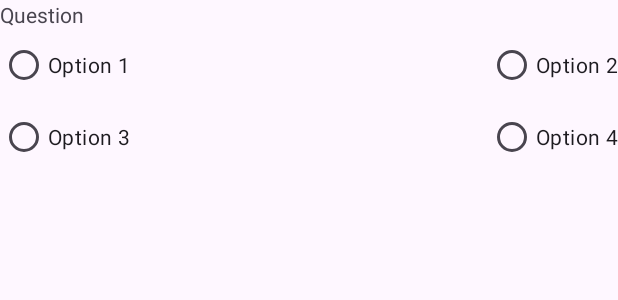
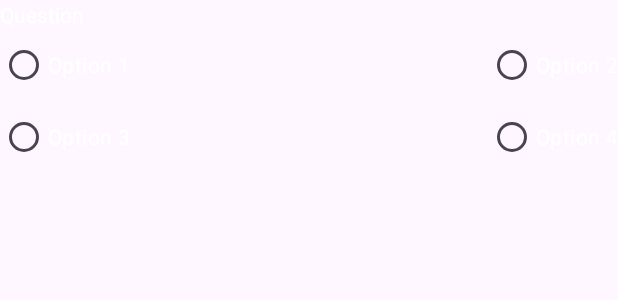
Before and after one commit to BarryHennett/ISCG7424_AndroidAssignment2, an Android app: the layout fragment_question.xml on its own in the app's theme, with its tools: preview values and no code run, on a phone screen of 412 x 824 dp. Shown: the top 300 px of the screen. Run offline under Robolectric (Android 15) with nearby library versions, the phone set to English and light mode, and no system bars.

Commit message:
made interface better

```diff
--- a/app/src/main/res/layout/activity_user_page.xml
+++ b/app/src/main/res/layout/activity_user_page.xml
@@ -18,13 +18,7 @@
         android:layout_marginTop="20dp"
         android:gravity="center_vertical">
 
-        <Button
-            android:id="@+id/userbtnreturn"
-            style="@style/Widget.Material3.Button.ElevatedButton"
-            android:layout_width="wrap_content"
-            android:layout_height="wrap_content"
-            android:text="Return"
-            />
+
 
         <Space
             android:layout_width="0dp"
--- a/app/src/main/res/layout/fragment_question.xml
+++ b/app/src/main/res/layout/fragment_question.xml
@@ -8,7 +8,8 @@
         android:id="@+id/questiontext"
         android:layout_width="wrap_content"
         android:layout_height="wrap_content"
-        android:text="Question" />
+        android:text="Question"
+        android:textColor="#FFFFFF"/>
 
     <LinearLayout
         android:layout_width="match_parent"
@@ -20,14 +21,16 @@
             android:layout_width="wrap_content"
             android:layout_height="wrap_content"
             android:text="Option 1"
-            android:layout_weight="1" />
+            android:layout_weight="1"
+            android:textColor="#FFFFFF"/>
 
         <RadioButton
             android:id="@+id/option2"
             android:layout_width="wrap_content"
             android:layout_height="wrap_content"
             android:text="Option 2"
-            android:layout_gravity="end" />
+            android:layout_gravity="end"
+            android:textColor="#FFFFFF"/>
     </LinearLayout>
 
     <LinearLayout
@@ -40,7 +43,8 @@
             android:layout_width="wrap_content"
             android:layout_height="wrap_content"
             android:text="Option 3"
-            android:layout_weight="1" />
+            android:layout_weight="1"
+            android:textColor="#FFFFFF"/>
 
 
         <RadioButton
@@ -48,7 +52,8 @@
             android:layout_width="wrap_content"
             android:layout_height="wrap_content"
             android:text="Option 4"
-            android:layout_gravity="end" />
+            android:layout_gravity="end"
+            android:textColor="#FFFFFF"/>
     </LinearLayout>
 
 </LinearLayout>
```
